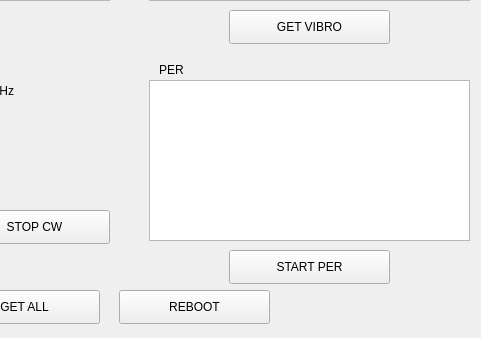
Old version of the form DVT_WIN.ui in the repository wei-blip/python_gui_rts; both pictures show x 601 to 1082 and y 560 to 898 of the 1082 by 898 pixel window.
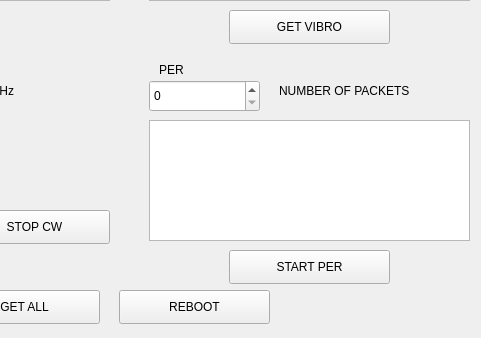
New version of the form.

Commit message: Added PER measurements and interviewing slave device. Correcting threads work. Added queue for communicate between my threads and main thread. Added simple error check.

Patch:
```diff
--- a/DVT_WIN.ui
+++ b/DVT_WIN.ui
@@ -689,9 +689,9 @@
     <property name="geometry">
      <rect>
       <x>750</x>
-      <y>640</y>
+      <y>680</y>
       <width>321</width>
-      <height>161</height>
+      <height>121</height>
      </rect>
     </property>
    </widget>
@@ -747,6 +747,32 @@
      <string>GET ALL</string>
     </property>
    </widget>
+   <widget class="QSpinBox" name="spinBoxSlaveFrequency_2">
+    <property name="geometry">
+     <rect>
+      <x>750</x>
+      <y>640</y>
+      <width>111</width>
+      <height>32</height>
+     </rect>
+    </property>
+    <property name="maximum">
+     <number>999999999</number>
+    </property>
+   </widget>
+   <widget class="QLabel" name="labelSlaveFrequency_2">
+    <property name="geometry">
+     <rect>
+      <x>880</x>
+      <y>640</y>
+      <width>141</width>
+      <height>21</height>
+     </rect>
+    </property>
+    <property name="text">
+     <string>NUMBER OF PACKETS</string>
+    </property>
+   </widget>
   </widget>
  </widget>
  <resources/>
```
Left out of the diff: 2 changed lines with no effect on the pictures. The commit also changes 9 other files.
